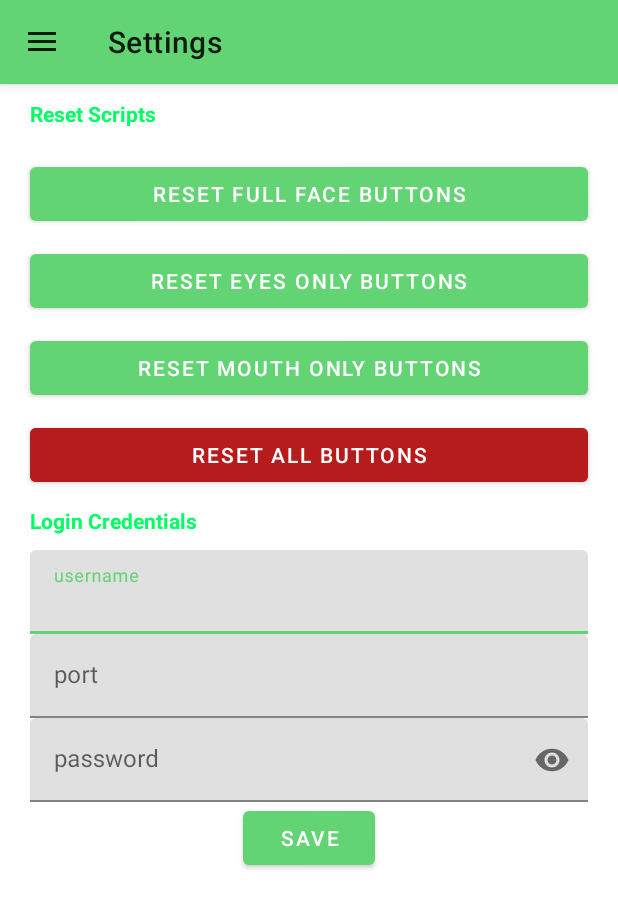
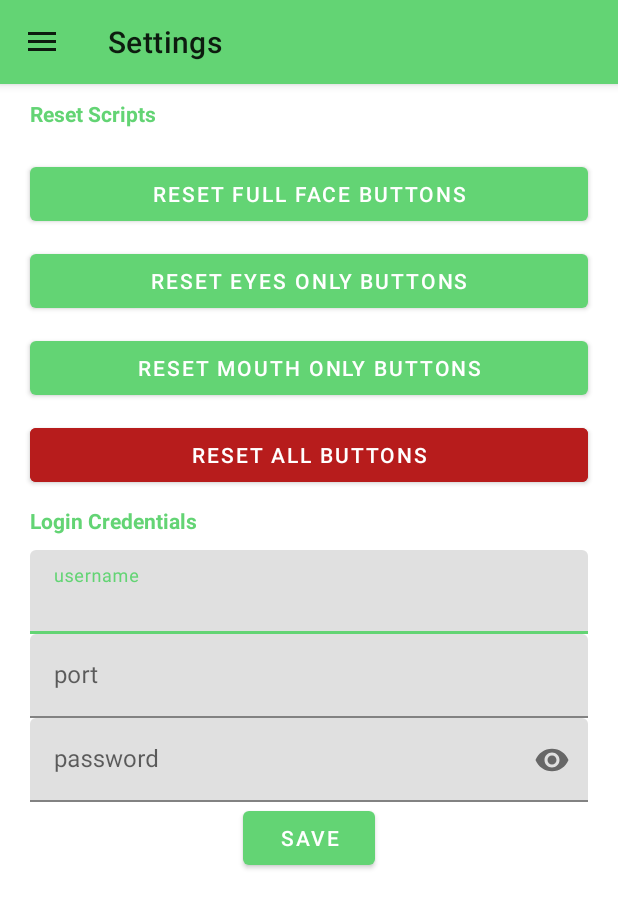
Before and after one commit to OpenSourceProtogenCollection/flexOS, an Android app: the screen it shows after launch (MainActivity), in the side drawer, after a tap on "Settings", on a phone screen of 412 x 824 dp. Shown: the top 908 px of the screen. Run offline under Robolectric (Android 15) with nearby library versions, the phone set to English and light mode, and no system bars; our stand-ins replace navigation-ui.

Commit message:
Fix text colours

```diff
--- a/android/ProtogenSSH/app/src/main/res/layout/fragment_settings.xml
+++ b/android/ProtogenSSH/app/src/main/res/layout/fragment_settings.xml
@@ -18,7 +18,7 @@
             android:layout_marginHorizontal="20dp"
             android:layout_marginVertical="10dp"
             android:text="@string/reset_scripts"
-            android:textColor="@color/colorAccent"
+            android:textColor="@color/colorPrimary"
             android:textStyle="bold" />
 
         <Button
@@ -61,7 +61,7 @@
             android:layout_marginHorizontal="20dp"
             android:layout_marginVertical="10dp"
             android:text="@string/login_credentials"
-            android:textColor="@color/colorAccent"
+            android:textColor="@color/colorPrimary"
             android:textStyle="bold" />
 
         <LinearLayout
```
